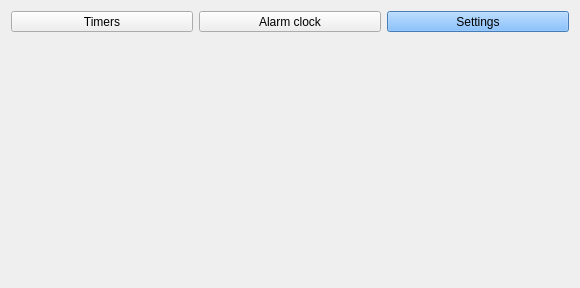
This is settings.ui in andruhus/Lab2OOOP2020 as Qt 5 draws it before an edit. The edited form follows.
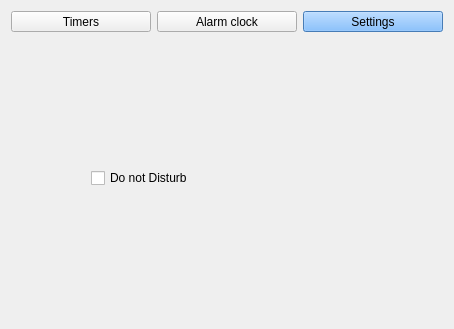
This is the edited form.

Commit message: Made Settings stangart background

The edit to the form file:
```diff
--- a/settings.ui
+++ b/settings.ui
@@ -6,15 +6,17 @@
    <rect>
     <x>0</x>
     <y>0</y>
-    <width>580</width>
-    <height>288</height>
+    <width>454</width>
+    <height>329</height>
    </rect>
   </property>
   <property name="windowTitle">
    <string>Settings</string>
   </property>
-  <layout class="QFormLayout" name="formLayout">
-   <item row="0" column="0" colspan="2">
+  <layout class="QHBoxLayout" name="horizontalLayout_3">
+   <item>
+    <layout class="QVBoxLayout" name="verticalLayout">
+     <item>
     <layout class="QHBoxLayout" name="horizontalLayout">
      <item>
       <widget class="QToolButton" name="toolButton">
@@ -60,6 +62,71 @@
         <string>Settings</string>
        </property>
       </widget>
+       </item>
+      </layout>
+     </item>
+     <item>
+      <spacer name="verticalSpacer">
+       <property name="orientation">
+        <enum>Qt::Vertical</enum>
+       </property>
+       <property name="sizeHint" stdset="0">
+        <size>
+         <width>20</width>
+         <height>68</height>
+        </size>
+       </property>
+      </spacer>
+     </item>
+     <item>
+      <layout class="QHBoxLayout" name="horizontalLayout_2">
+       <item>
+        <spacer name="horizontalSpacer">
+         <property name="orientation">
+          <enum>Qt::Horizontal</enum>
+         </property>
+         <property name="sizeHint" stdset="0">
+          <size>
+           <width>138</width>
+           <height>20</height>
+          </size>
+         </property>
+        </spacer>
+       </item>
+       <item>
+        <widget class="QCheckBox" name="checkBox">
+         <property name="text">
+          <string>Do not Disturb</string>
+         </property>
+        </widget>
+       </item>
+       <item>
+        <spacer name="horizontalSpacer_2">
+         <property name="orientation">
+          <enum>Qt::Horizontal</enum>
+         </property>
+         <property name="sizeHint" stdset="0">
+          <size>
+           <width>308</width>
+           <height>20</height>
+          </size>
+         </property>
+        </spacer>
+       </item>
+      </layout>
+     </item>
+     <item>
+      <spacer name="verticalSpacer_2">
+       <property name="orientation">
+        <enum>Qt::Vertical</enum>
+       </property>
+       <property name="sizeHint" stdset="0">
+        <size>
+         <width>20</width>
+         <height>128</height>
+        </size>
+       </property>
+      </spacer>
      </item>
     </layout>
    </item>
```
Lines whose indentation alone changed are shown as unchanged. The commit also changes 1 other file.
